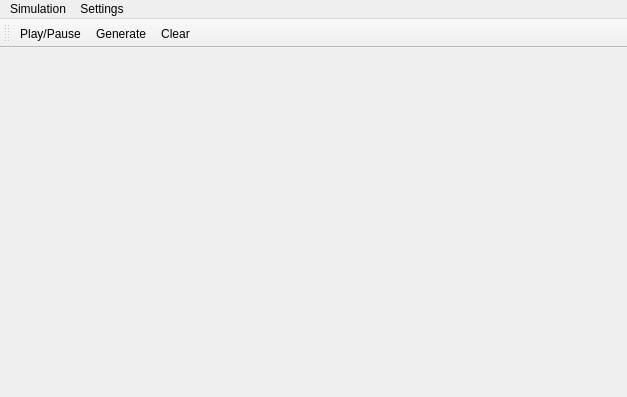
Above: QtCellLifeSimulationApp/QtCellLifeSimulationApp.ui from maxchistt/CellLifeSimulation before the change. Below: the same form after it.
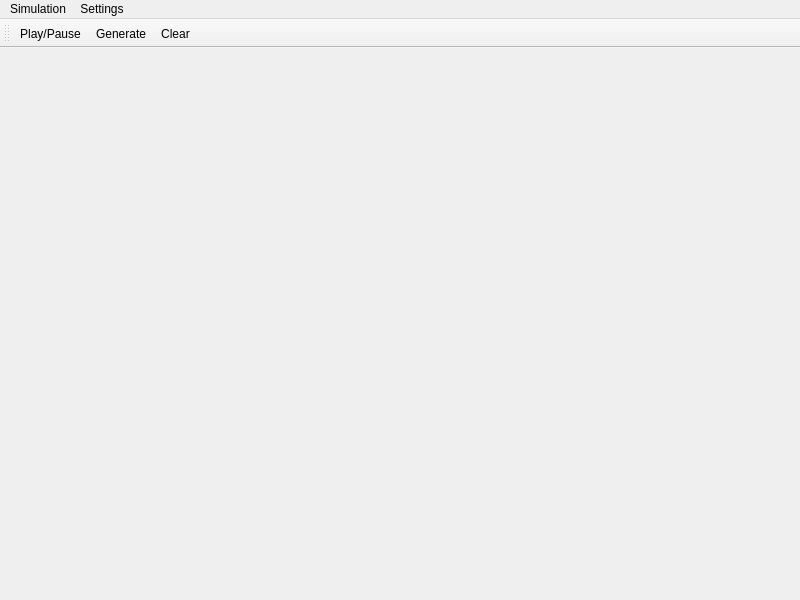
That is the form after the change. Icons and pictures are not drawn.

What changed in the file:
```diff
--- a/QtCellLifeSimulationApp/QtCellLifeSimulationApp.ui
+++ b/QtCellLifeSimulationApp/QtCellLifeSimulationApp.ui
@@ -6,8 +6,8 @@
    <rect>
     <x>0</x>
     <y>0</y>
-    <width>627</width>
-    <height>397</height>
+    <width>800</width>
+    <height>600</height>
    </rect>
   </property>
   <property name="minimumSize">
@@ -29,7 +29,7 @@
     <rect>
      <x>0</x>
      <y>0</y>
-     <width>627</width>
+     <width>800</width>
      <height>26</height>
     </rect>
    </property>
```
